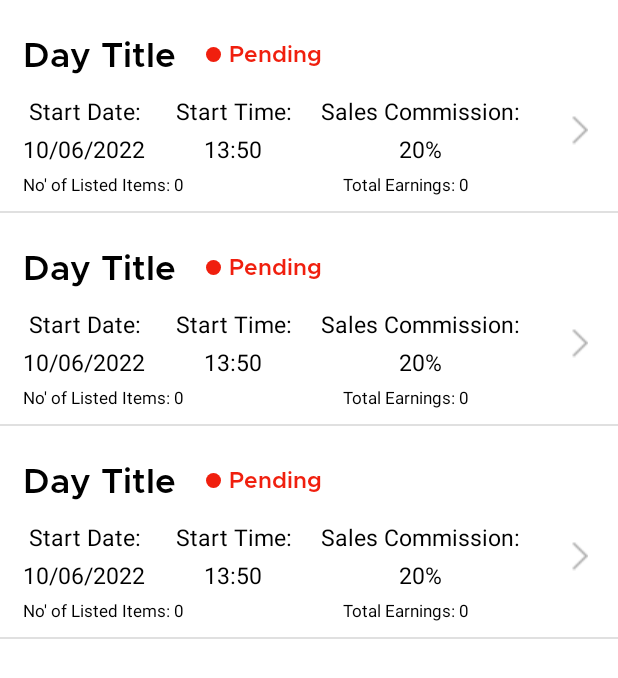
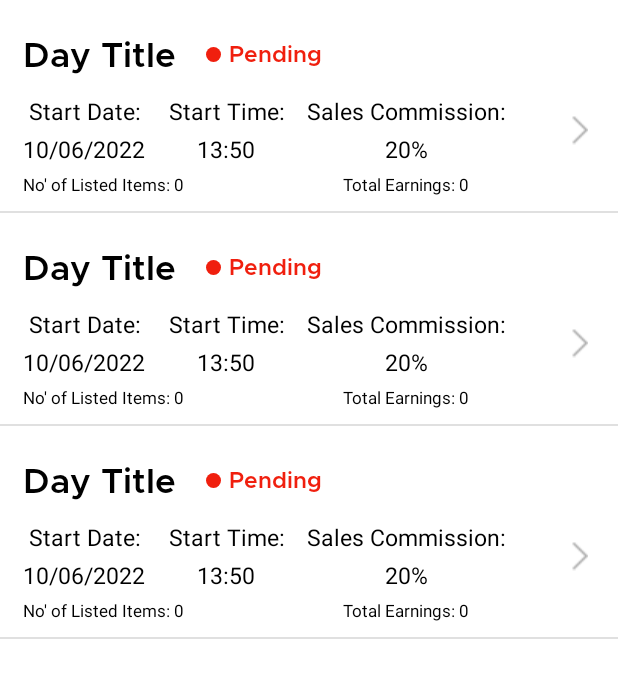
Before and after one commit to TomatoRage/House-Auction, an Android app: the layout fragment_auction_days_list.xml on its own in the app's theme, with its tools: preview values and no code run, on a phone screen of 412 x 824 dp. Shown: the top 678 px of the screen. Run offline under Robolectric (Android 15) with nearby library versions, the phone set to English and light mode, and no system bars.

Commit message:
ww15.1 - updates No.4

```diff
--- a/app/src/main/java/com/example/auctionhouseapp/Activities/AuctionItemActivity.kt
+++ b/app/src/main/java/com/example/auctionhouseapp/Activities/AuctionItemActivity.kt
@@ -46,6 +46,7 @@ class AuctionItemActivity : AppCompatActivity() {
     lateinit var PrevBtn: ImageButton
     private var Commission:Double = 0.1
     private var itemOwner:Customer = Customer()
+    private lateinit var progressDialog: ProgressDialog
     //init item
     var item = Item()
     var uploadedImages = 0
@@ -154,7 +155,7 @@ class AuctionItemActivity : AppCompatActivity() {
     }
 
     private fun uploadImages() {
-        val progressDialog = ProgressDialog(this)
+        progressDialog = ProgressDialog(this)
         progressDialog.setMessage("Uploading File ...")
         progressDialog.setCancelable(false)
         progressDialog.show()
@@ -331,6 +332,7 @@ class AuctionItemActivity : AppCompatActivity() {
     }
 
     fun OnSuccPerform() {
+        progressDialog.dismiss()
         finish()
     }
 
--- a/app/src/main/java/com/example/auctionhouseapp/Fragments/CustomerProfileItemsListFragment.kt
+++ b/app/src/main/java/com/example/auctionhouseapp/Fragments/CustomerProfileItemsListFragment.kt
@@ -72,6 +72,7 @@ class CustomerProfileItemsListFragment : Fragment() {
                 customer.fetchCustomerBiddedItems(currentCustomer, ::updateItemsList)
                 items = customer.biddedItems
             }
+            view.findViewById<SwipeRefreshLayout>(R.id.swiperefresh).isRefreshing = false
 
         }
 
--- a/app/src/main/res/layout/activity_create_day.xml
+++ b/app/src/main/res/layout/activity_create_day.xml
@@ -35,7 +35,7 @@
             android:layout_width="match_parent"
             android:layout_height="wrap_content"
             android:fontFamily="@font/metropolis_bold"
-            android:text="Day Title:"
+            android:text="Auction Title:"
             android:textSize="16sp" />
 
         <EditText
--- a/app/src/main/res/layout/days_list_item.xml
+++ b/app/src/main/res/layout/days_list_item.xml
@@ -63,11 +63,11 @@
                 android:layout_width="match_parent"
                 android:layout_height="wrap_content"
                 android:orientation="horizontal">
+
                 <LinearLayout
                     android:layout_width="0dp"
                     android:layout_height="match_parent"
                     android:layout_weight="1"
-                    android:gravity="start"
                     android:orientation="horizontal">
 
                     <LinearLayout
@@ -99,7 +99,7 @@
                         android:layout_width="wrap_content"
                         android:layout_height="wrap_content"
                         android:id="@+id/linear_layout_start_time"
-                        android:layout_marginStart="20dp"
+                        android:layout_marginStart="15dp"
                         android:orientation="vertical">
 
                         <TextView
@@ -124,7 +124,7 @@
                     <LinearLayout
                         android:layout_width="wrap_content"
                         android:layout_height="wrap_content"
-                        android:layout_marginStart="20dp"
+                        android:layout_marginStart="15dp"
                         android:orientation="vertical">
 
                         <TextView
```
